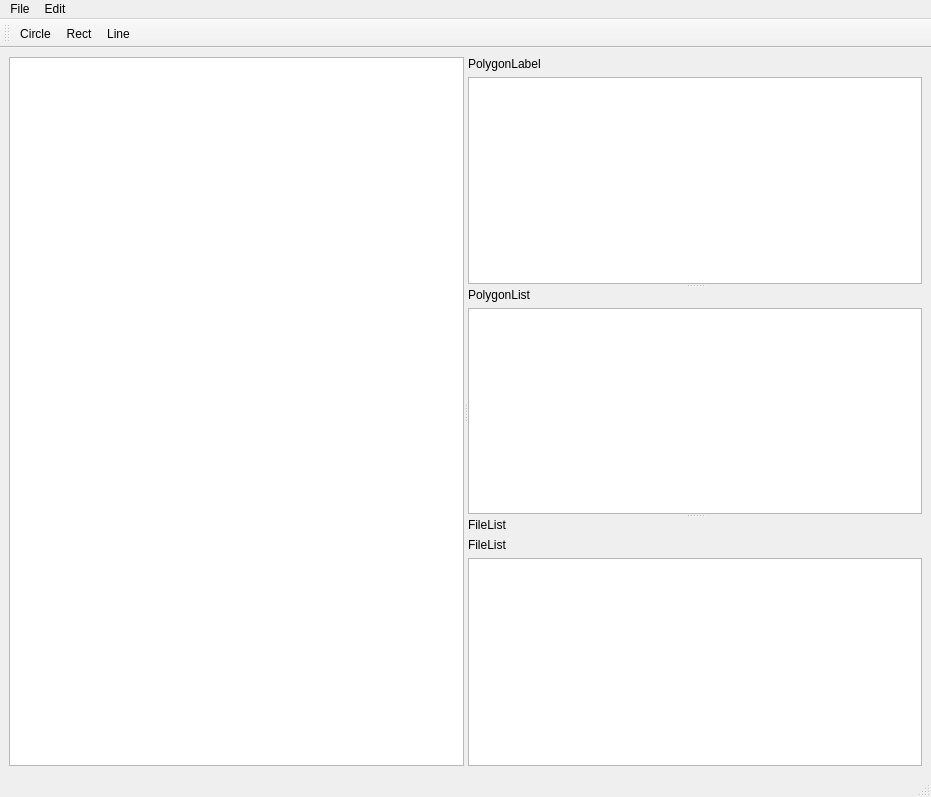
The window that src/qlabelme/widgets/main_window.ui (mariekarelina/QLabelMe) describes before a commit, drawn with Qt 5.
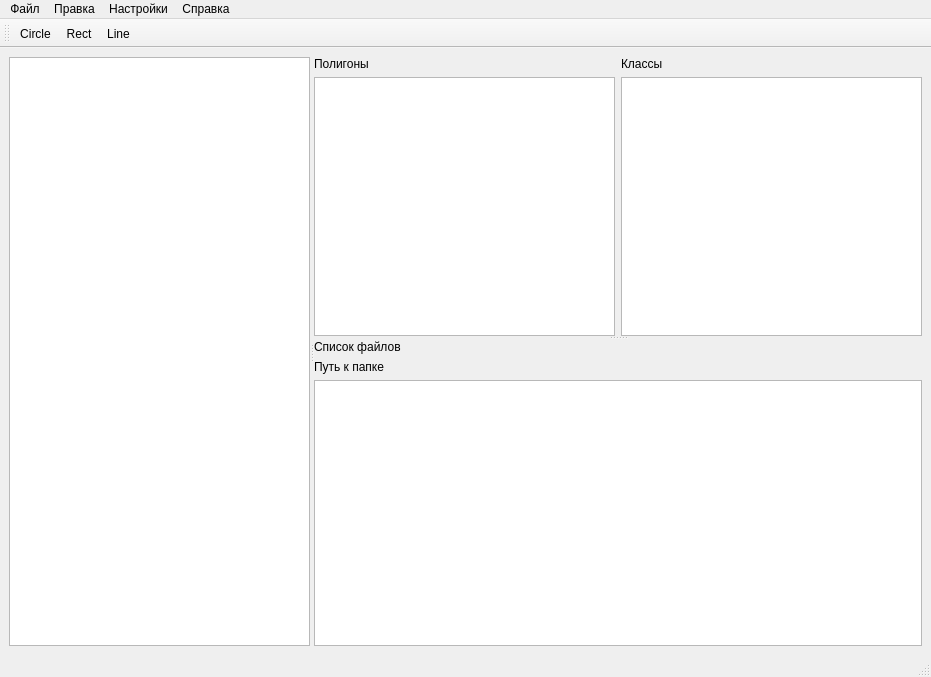
The same window after the commit. Icons and pictures are not drawn. Custom widgets are drawn as their Qt base class.

What changed in the file:
```diff
--- a/src/qlabelme/widgets/main_window.ui
+++ b/src/qlabelme/widgets/main_window.ui
@@ -7,11 +7,11 @@
     <x>0</x>
     <y>0</y>
     <width>931</width>
-    <height>797</height>
+    <height>677</height>
    </rect>
   </property>
   <property name="sizePolicy">
-   <sizepolicy hsizetype="Minimum" vsizetype="Minimum">
+   <sizepolicy hsizetype="Preferred" vsizetype="Preferred">
     <horstretch>0</horstretch>
     <verstretch>0</verstretch>
    </sizepolicy>
@@ -29,9 +29,27 @@
    </size>
   </property>
   <widget class="QWidget" name="centralwidget">
+   <property name="sizePolicy">
+    <sizepolicy hsizetype="Expanding" vsizetype="Expanding">
+     <horstretch>0</horstretch>
+     <verstretch>0</verstretch>
+    </sizepolicy>
+   </property>
+   <property name="autoFillBackground">
+    <bool>false</bool>
+   </property>
    <layout class="QHBoxLayout" name="horizontalLayout">
     <item>
-     <widget class="QSplitter" name="splitter">
+     <widget class="QSplitter" name="splitter2">
+      <property name="sizePolicy">
+       <sizepolicy hsizetype="Expanding" vsizetype="Preferred">
+        <horstretch>0</horstretch>
+        <verstretch>0</verstretch>
+       </sizepolicy>
+      </property>
+      <property name="autoFillBackground">
+       <bool>false</bool>
+      </property>
       <property name="orientation">
        <enum>Qt::Horizontal</enum>
       </property>
@@ -46,41 +64,39 @@
         <set>QGraphicsView::CacheBackground</set>
        </property>
       </widget>
-      <widget class="QSplitter" name="splitter2">
+      <widget class="QSplitter" name="splitter">
+       <property name="sizePolicy">
+        <sizepolicy hsizetype="Preferred" vsizetype="Expanding">
+         <horstretch>0</horstretch>
+         <verstretch>0</verstretch>
+        </sizepolicy>
+       </property>
        <property name="orientation">
         <enum>Qt::Vertical</enum>
        </property>
        <widget class="QWidget" name="layoutWidget">
-        <layout class="QVBoxLayout" name="verticalLayout">
-         <item>
+        <layout class="QGridLayout" name="gridLayout">
+         <item row="0" column="1">
           <widget class="QLabel" name="label_4">
            <property name="text">
-            <string>PolygonLabel</string>
+            <string>Классы</string>
            </property>
           </widget>
          </item>
-         <item>
-          <widget class="QListWidget" name="listWidget_PolygonLabel">
-           <property name="sizePolicy">
-            <sizepolicy hsizetype="Expanding" vsizetype="Expanding">
-             <horstretch>0</horstretch>
-             <verstretch>0</verstretch>
-            </sizepolicy>
-           </property>
-          </widget>
-         </item>
-        </layout>
-       </widget>
-       <widget class="QWidget" name="verticalLayoutWidget_6">
-        <layout class="QVBoxLayout" name="verticalLayout_6">
-         <item>
+         <item row="0" column="0">
           <widget class="QLabel" name="label_5">
+           <property name="sizePolicy">
+            <sizepolicy hsizetype="Expanding" vsizetype="Preferred">
+             <horstretch>0</horstretch>
+             <verstretch>0</verstretch>
+            </sizepolicy>
+           </property>
            <property name="text">
-            <string>PolygonList</string>
+            <string>Полигоны</string>
            </property>
           </widget>
          </item>
-         <item>
+         <item row="1" column="0">
           <widget class="QListWidget" name="listWidget_PolygonList">
            <property name="sizePolicy">
             <sizepolicy hsizetype="Expanding" vsizetype="Expanding">
@@ -90,21 +106,31 @@
            </property>
           </widget>
          </item>
+         <item row="1" column="1">
+          <widget class="QListWidget" name="listWidget_PolygonLabel">
+           <property name="sizePolicy">
+            <sizepolicy hsizetype="Expanding" vsizetype="Expanding">
+             <horstretch>0</horstretch>
+             <verstretch>0</verstretch>
+            </sizepolicy>
+           </property>
+          </widget>
+         </item>
         </layout>
        </widget>
-       <widget class="QWidget" name="verticalLayoutWidget_7">
+       <widget class="QWidget" name="layoutWidget">
         <layout class="QVBoxLayout" name="verticalLayout_7">
          <item>
           <widget class="QLabel" name="label_6">
            <property name="text">
-            <string>FileList</string>
+            <string>Список файлов</string>
            </property>
           </widget>
          </item>
          <item>
           <widget class="QLabel" name="labelFileListPath">
            <property name="text">
-            <string>FileList</string>
+            <string>Путь к папке</string>
            </property>
           </widget>
          </item>
@@ -137,7 +163,7 @@
    </property>
    <widget class="QMenu" name="menuFile">
     <property name="title">
-     <string>File</string>
+     <string>Файл</string>
     </property>
     <addaction name="actOpen"/>
     <addaction name="separator"/>
@@ -145,14 +171,29 @@
    </widget>
    <widget class="QMenu" name="menuEdit">
     <property name="title">
-     <string>Edit</string>
+     <string>Правка</string>
     </property>
     <addaction name="actCreateRectangle"/>
     <addaction name="actCreateCircle"/>
     <addaction name="actCreateLine"/>
+    <addaction name="actDelete"/>
+   </widget>
+   <widget class="QMenu" name="menuSettings">
+    <property name="title">
+     <string>Настройки</string>
+    </property>
+    <addaction name="actSetting"/>
+   </widget>
+   <widget class="QMenu" name="menuAbout">
+    <property name="title">
+     <string>Справка</string>
+    </property>
+    <addaction name="actAbout"/>
    </widget>
    <addaction name="menuFile"/>
    <addaction name="menuEdit"/>
+   <addaction name="menuSettings"/>
+   <addaction name="menuAbout"/>
   </widget>
   <widget class="QToolBar" name="toolBar">
    <property name="windowTitle">
```
Left out of the diff: 68 changed lines with no effect on the pictures.
